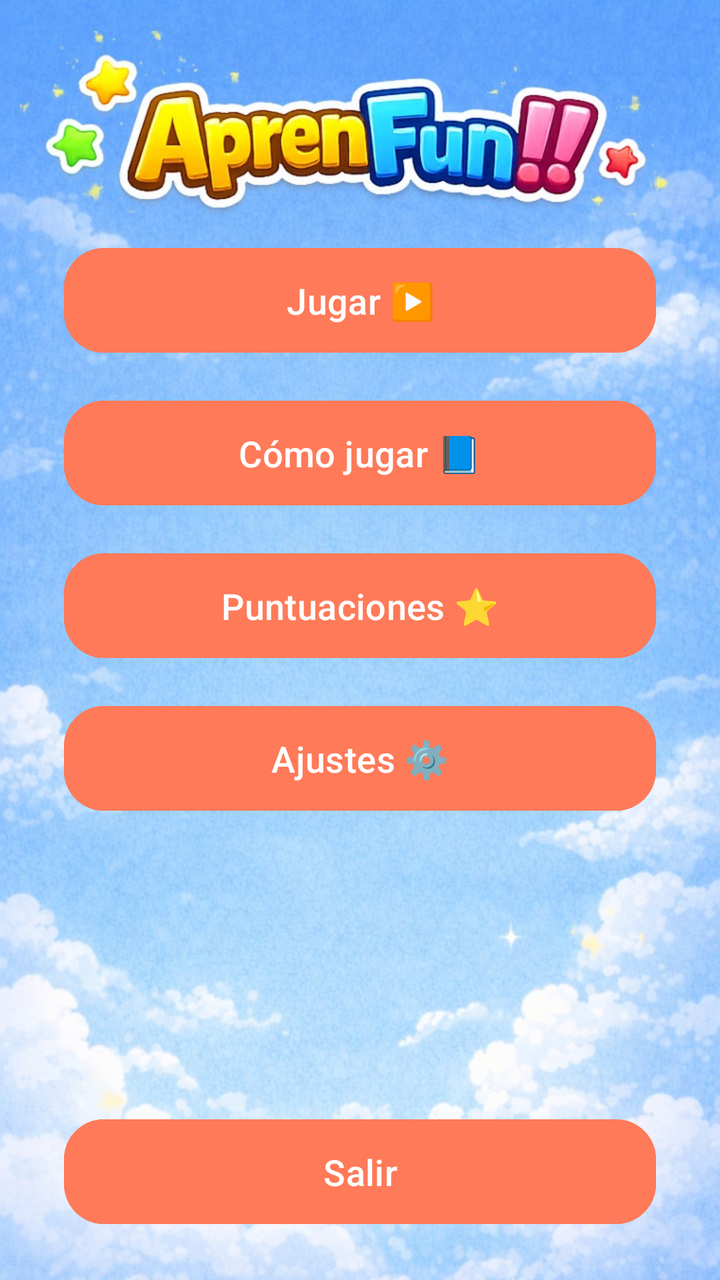
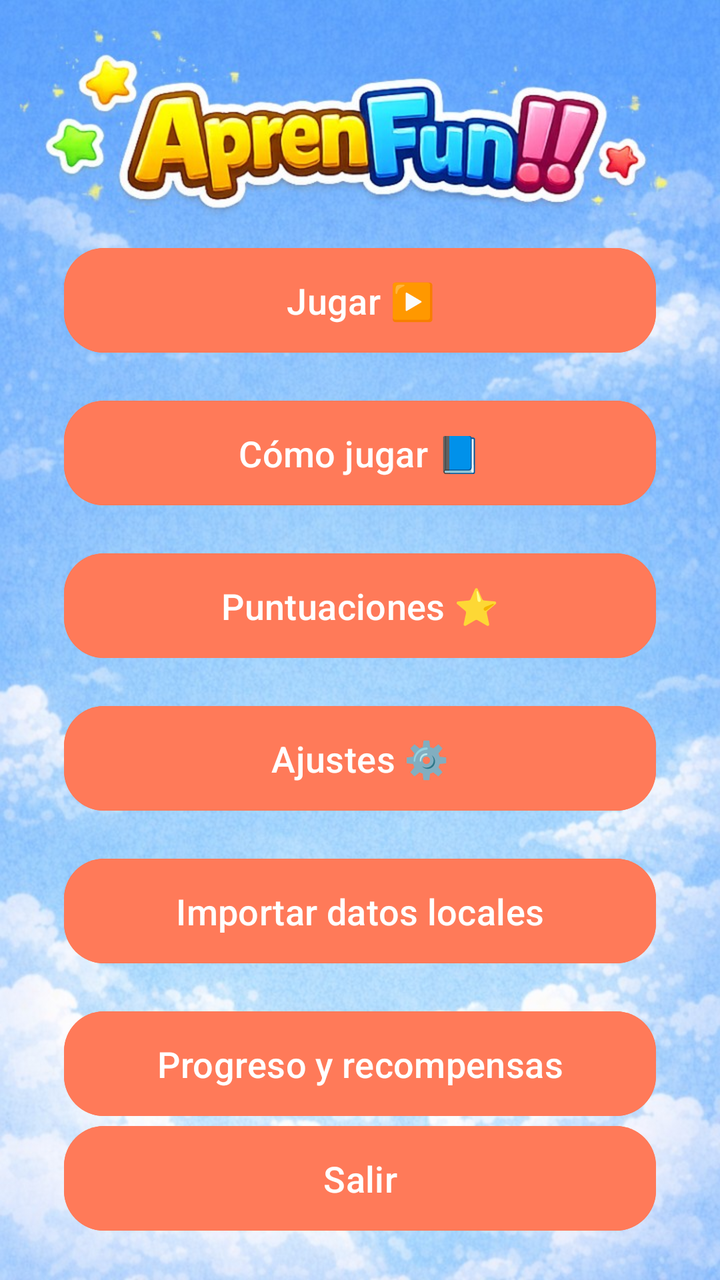

The first picture is an Android layout as it rendered before a commit; the second is the same layout after the commit. The layout source and the unified diff follow.
<!-- AndroidManifest.xml: application theme Theme.AprendemosLaVida -->
<!-- res/layout/activity_main_menu.xml -->
<?xml version="1.0" encoding="utf-8"?>
<androidx.constraintlayout.widget.ConstraintLayout xmlns:android="http://schemas.android.com/apk/res/android"
    xmlns:app="http://schemas.android.com/apk/res-auto"
    android:layout_width="match_parent"
    android:layout_height="match_parent"
    android:background="@drawable/fondo">

    <androidx.constraintlayout.widget.Guideline
        android:id="@+id/logoSafeTop"
        android:layout_width="wrap_content"
        android:layout_height="wrap_content"
        android:orientation="horizontal"
        app:layout_constraintGuide_percent="0.15" />

    <com.google.android.material.button.MaterialButton
        android:id="@+id/playButton"
        style="@style/Widget.Aprendemos.Button"
        android:layout_width="0dp"
        android:layout_height="wrap_content"
        android:layout_marginHorizontal="32dp"
        android:layout_marginTop="24dp"
        android:text="@string/main_play"
        app:layout_constraintEnd_toEndOf="parent"
        app:layout_constraintStart_toStartOf="parent"
        app:layout_constraintTop_toTopOf="@+id/logoSafeTop" />

    <com.google.android.material.button.MaterialButton
        android:id="@+id/howToPlayButton"
        style="@style/Widget.Aprendemos.Button"
        android:layout_width="0dp"
        android:layout_height="wrap_content"
        android:layout_marginHorizontal="32dp"
        android:layout_marginTop="16dp"
        android:text="@string/main_how_to_play"
        app:layout_constraintEnd_toEndOf="parent"
        app:layout_constraintStart_toStartOf="parent"
        app:layout_constraintTop_toBottomOf="@+id/playButton" />

    <com.google.android.material.button.MaterialButton
        android:id="@+id/scoresButton"
        style="@style/Widget.Aprendemos.Button"
        android:layout_width="0dp"
        android:layout_height="wrap_content"
        android:layout_marginHorizontal="32dp"
        android:layout_marginTop="16dp"
        android:text="@string/main_scores"
        app:layout_constraintEnd_toEndOf="parent"
        app:layout_constraintStart_toStartOf="parent"
        app:layout_constraintTop_toBottomOf="@+id/howToPlayButton" />

    <com.google.android.material.button.MaterialButton
        android:id="@+id/settingsButton"
        style="@style/Widget.Aprendemos.Button"
        android:layout_width="0dp"
        android:layout_height="wrap_content"
        android:layout_marginHorizontal="32dp"
        android:layout_marginTop="16dp"
        android:text="@string/main_settings"
        app:layout_constraintEnd_toEndOf="parent"
        app:layout_constraintStart_toStartOf="parent"
        app:layout_constraintTop_toBottomOf="@+id/scoresButton" />

    <com.google.android.material.button.MaterialButton
        android:id="@+id/exitButton"
        style="@style/Widget.Aprendemos.Button"
        android:layout_width="0dp"
        android:layout_height="wrap_content"
        android:layout_marginHorizontal="32dp"
        android:layout_marginBottom="24dp"
        android:text="@string/exit_app"
        app:layout_constraintBottom_toBottomOf="parent"
        app:layout_constraintEnd_toEndOf="parent"
        app:layout_constraintStart_toStartOf="parent" />

</androidx.constraintlayout.widget.ConstraintLayout>
<!-- resources referenced by this layout -->
<resources>
  <!-- drawable fondo: jpg bitmap (drawable, 174541 bytes) -->
  <string name="exit_app">Salir</string>
  <string name="main_how_to_play">Cómo jugar 📘</string>
  <string name="main_play">Jugar ▶️</string>
  <string name="main_scores">Puntuaciones ⭐</string>
  <string name="main_settings">Ajustes ⚙️</string>
  <style name="Widget.Aprendemos.Button" parent="Widget.Material3.Button">
          <item name="android:backgroundTint">@color/primary</item>
          <item name="android:textColor">@color/white</item>
          <item name="cornerRadius">20dp</item>
          <item name="android:paddingTop">14dp</item>
          <item name="android:paddingBottom">14dp</item>
          <item name="android:textAllCaps">false</item>
          <item name="android:textSize">18sp</item>
      </style>
  <style name="Theme.AprendemosLaVida" parent="Theme.Material3.Light.NoActionBar">
          <item name="colorPrimary">@color/primary</item>
          <item name="colorSecondary">@color/accent</item>
          <item name="android:statusBarColor">@color/primary_dark</item>
          <item name="android:windowBackground">@drawable/bg_gradient</item>
          <item name="alertDialogTheme">@style/ThemeOverlay.Aprendemos.AlertDialog</item>
      </style>
  <color name="primary">#FF7A59</color>
  <color name="white">#FFFFFF</color>
  <color name="accent">#FFB703</color>
  <color name="primary_dark">#E45C3D</color>
  <!-- drawable bg_gradient (drawable) -->
  <?xml version="1.0" encoding="utf-8"?>
  <shape xmlns:android="http://schemas.android.com/apk/res/android" android:shape="rectangle">
      <gradient
          android:startColor="@color/background_start"
          android:endColor="@color/background_end"
          android:angle="270" />
  </shape>
  <style name="ThemeOverlay.Aprendemos.AlertDialog" parent="ThemeOverlay.AppCompat.Dialog.Alert">
          <item name="android:windowBackground">@drawable/bg_dialog_round</item>
          <item name="android:textColorPrimary">@color/text_primary</item>
          <item name="android:textColorSecondary">@color/text_secondary</item>
          <item name="buttonBarPositiveButtonStyle">@style/Widget.Aprendemos.DialogButton.Positive</item>
          <item name="buttonBarNegativeButtonStyle">@style/Widget.Aprendemos.DialogButton.Negative</item>
      </style>
  <color name="background_start">#FFE6F0</color>
  <color name="background_end">#E6F7FF</color>
  <!-- drawable bg_dialog_round (drawable) -->
  <?xml version="1.0" encoding="utf-8"?>
  <shape xmlns:android="http://schemas.android.com/apk/res/android"
      android:shape="rectangle">
      <solid android:color="@color/surface" />
      <stroke
          android:width="2dp"
          android:color="@color/primary" />
      <corners android:radius="24dp" />
      <padding
          android:left="20dp"
          android:top="16dp"
          android:right="20dp"
          android:bottom="16dp" />
  </shape>
  <color name="text_primary">#2D2A32</color>
  <color name="text_secondary">#4A4A4A</color>
  <style name="Widget.Aprendemos.DialogButton.Positive" parent="Widget.AppCompat.Button.ButtonBar.AlertDialog">
          <item name="android:textColor">@color/primary</item>
      </style>
  <style name="Widget.Aprendemos.DialogButton.Negative" parent="Widget.AppCompat.Button.ButtonBar.AlertDialog">
          <item name="android:textColor">@color/accent</item>
      </style>
  <color name="surface">#FFF3E6</color>
</resources>

<!-- the commit's change to res/layout/activity_main_menu.xml (unified diff, before → after) -->
@@ -61,6 +61,30 @@
         app:layout_constraintTop_toBottomOf="@+id/scoresButton" />
 
     <com.google.android.material.button.MaterialButton
+        android:id="@+id/importLegacyButton"
+        style="@style/Widget.Aprendemos.Button"
+        android:layout_width="0dp"
+        android:layout_height="wrap_content"
+        android:layout_marginHorizontal="32dp"
+        android:layout_marginTop="16dp"
+        android:text="Importar datos locales"
+        app:layout_constraintEnd_toEndOf="parent"
+        app:layout_constraintStart_toStartOf="parent"
+        app:layout_constraintTop_toBottomOf="@+id/settingsButton" />
+
+    <com.google.android.material.button.MaterialButton
+        android:id="@+id/progressButton"
+        style="@style/Widget.Aprendemos.Button"
+        android:layout_width="0dp"
+        android:layout_height="wrap_content"
+        android:layout_marginHorizontal="32dp"
+        android:layout_marginTop="16dp"
+        android:text="Progreso y recompensas"
+        app:layout_constraintEnd_toEndOf="parent"
+        app:layout_constraintStart_toStartOf="parent"
+        app:layout_constraintTop_toBottomOf="@+id/importLegacyButton" />
+
+    <com.google.android.material.button.MaterialButton
         android:id="@+id/exitButton"
         style="@style/Widget.Aprendemos.Button"
         android:layout_width="0dp"
@@ -70,6 +94,7 @@
         android:text="@string/exit_app"
         app:layout_constraintBottom_toBottomOf="parent"
         app:layout_constraintEnd_toEndOf="parent"
-        app:layout_constraintStart_toStartOf="parent" />
+        app:layout_constraintStart_toStartOf="parent"
+        app:layout_constraintTop_toBottomOf="@+id/progressButton" />
 
 </androidx.constraintlayout.widget.ConstraintLayout>
